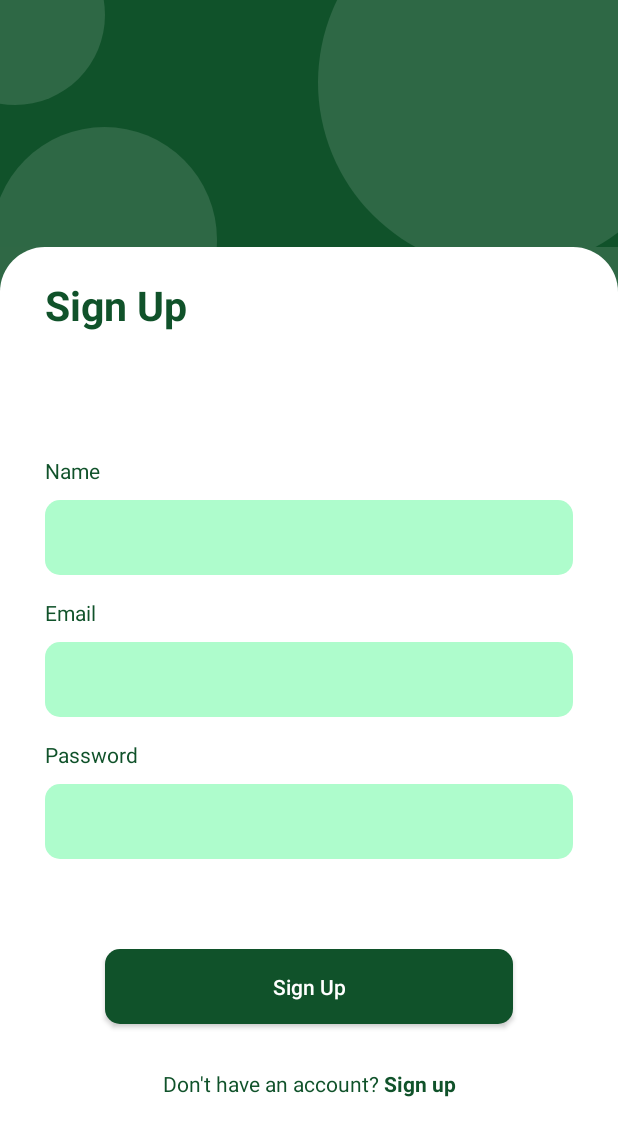
After one commit to taslimSpare/FarmerReg, an Android app: the SignupFragment screen opened through its navigation route, on a phone screen of 412 x 824 dp. The commit adds this screen. Shown: the top 1136 px of the screen. Run offline under Robolectric (Android 15) with nearby library versions, the phone set to English and light mode, and no system bars; our stand-ins replace data binding.

Commit message:
Created UI for splash and auth fragments

```diff
--- /dev/null
+++ b/app/src/main/java/com/amazon/app/farmerreg/view/fragments/SignupFragment.kt
@@ -0,0 +1,26 @@
+package com.amazon.app.farmerreg.view.fragments
+
+
+import android.os.Bundle
+import androidx.fragment.app.Fragment
+import android.view.LayoutInflater
+import android.view.View
+import android.view.ViewGroup
+
+import com.amazon.app.farmerreg.R
+
+/**
+ * A simple [Fragment] subclass.
+ */
+class SignupFragment : Fragment() {
+
+    override fun onCreateView(
+        inflater: LayoutInflater, container: ViewGroup?,
+        savedInstanceState: Bundle?
+    ): View? {
+        // Inflate the layout for this fragment
+        return inflater.inflate(R.layout.fragment_signup, container, false)
+    }
+
+
+}
--- /dev/null
+++ b/app/src/main/res/drawable/auth_content_background.xml
@@ -0,0 +1,13 @@
+<?xml version="1.0" encoding="utf-8"?>
+<shape
+    xmlns:android="http://schemas.android.com/apk/res/android"
+    android:shape="rectangle">
+
+    <solid
+        android:color="@color/app_white" />
+
+    <corners
+        android:topRightRadius="30dp"
+        android:topLeftRadius="30dp" />
+
+</shape>
--- /dev/null
+++ b/app/src/main/res/drawable/auth_edittext_box.xml
@@ -0,0 +1,15 @@
+<?xml version="1.0" encoding="utf-8"?>
+<shape
+    xmlns:android="http://schemas.android.com/apk/res/android"
+    android:shape="rectangle">
+
+    <solid
+        android:color="@color/app_light_green" />
+
+    <corners
+        android:topRightRadius="10dp"
+        android:topLeftRadius="10dp"
+        android:bottomRightRadius="10dp"
+        android:bottomLeftRadius="10dp"/>
+
+</shape>
--- /dev/null
+++ b/app/src/main/res/drawable/auth_header_circle.xml
@@ -0,0 +1,10 @@
+<?xml version="1.0" encoding="utf-8"?>
+<shape
+    xmlns:android="http://schemas.android.com/apk/res/android"
+    android:shape="oval">
+
+    <solid
+        android:color="#A4FFFFFF" />
+
+
+</shape>
--- /dev/null
+++ b/app/src/main/res/drawable/dark_green_button_background.xml
@@ -0,0 +1,15 @@
+<?xml version="1.0" encoding="utf-8"?>
+<shape
+    xmlns:android="http://schemas.android.com/apk/res/android"
+    android:shape="rectangle">
+
+    <solid
+        android:color="@color/app_dark_green" />
+
+    <corners
+        android:topRightRadius="10dp"
+        android:topLeftRadius="10dp"
+        android:bottomRightRadius="10dp"
+        android:bottomLeftRadius="10dp"/>
+
+</shape>
--- /dev/null
+++ b/app/src/main/res/layout/fragment_signup.xml
@@ -0,0 +1,212 @@
+<?xml version="1.0" encoding="utf-8"?>
+<layout xmlns:android="http://schemas.android.com/apk/res/android"
+    xmlns:tools="http://schemas.android.com/tools"
+    xmlns:app="http://schemas.android.com/apk/res-auto"
+    tools:context=".view.fragments.SignupFragment">
+
+
+    <androidx.constraintlayout.widget.ConstraintLayout
+        android:layout_width="match_parent"
+        android:layout_height="match_parent"
+        android:background="@color/app_dark_green">
+
+        <View
+            android:layout_width="match_parent"
+            android:layout_height="match_parent"
+            android:background="#A4FFFFFF"
+            android:alpha="0.2"
+            tools:ignore="UnusedAttribute" />
+
+        <RelativeLayout
+            android:layout_width="match_parent"
+            android:layout_height="0dp"
+            android:id="@+id/top"
+            android:background="@color/app_dark_green"
+            app:layout_constraintVertical_weight="0.20"
+            app:layout_constraintTop_toTopOf="parent"
+            app:layout_constraintBottom_toTopOf="@+id/bottom">
+
+            <ImageView
+                android:layout_width="120dp"
+                android:layout_height="120dp"
+                android:alpha="0.2"
+                android:layout_alignParentStart="true"
+                android:layout_marginStart="-50dp"
+                android:layout_marginTop="-50dp"
+                android:src="@drawable/auth_header_circle"
+                tools:ignore="ContentDescription,UnusedAttribute" />
+
+            <ImageView
+                android:layout_width="250dp"
+                android:layout_height="250dp"
+                android:alpha="0.2"
+                android:layout_alignParentEnd="true"
+                android:layout_marginEnd="-50dp"
+                android:layout_marginTop="-70dp"
+                android:layout_marginBottom="-70dp"
+                android:src="@drawable/auth_header_circle"
+                tools:ignore="ContentDescription,UnusedAttribute"/>
+
+            <ImageView
+                android:layout_width="150dp"
+                android:layout_height="150dp"
+                android:alpha="0.2"
+                android:layout_alignParentStart="true"
+                android:layout_alignParentBottom="true"
+                android:layout_marginStart="-5dp"
+                android:layout_marginBottom="-70dp"
+                android:src="@drawable/auth_header_circle"
+                tools:ignore="ContentDescription,,UnusedAttribute"/>
+
+        </RelativeLayout>
+
+
+        <androidx.constraintlayout.widget.ConstraintLayout
+            android:layout_width="match_parent"
+            android:layout_height="0dp"
+            android:id="@+id/bottom"
+            android:background="@drawable/auth_content_background"
+            app:layout_constraintVertical_weight="0.80"
+            app:layout_constraintTop_toBottomOf="@+id/top"
+            app:layout_constraintBottom_toBottomOf="parent">
+
+            <TextView
+                android:layout_width="match_parent"
+                android:layout_height="wrap_content"
+                android:id="@+id/tv_big_sign_in"
+                android:text="@string/sign_up"
+                android:textColor="@color/app_dark_green"
+                android:textStyle="bold"
+                android:textSize="27sp"
+                android:layout_marginTop="20dp"
+                android:layout_marginStart="30dp"
+                android:layout_marginEnd="30dp"
+                app:layout_constraintTop_toTopOf="parent"
+                app:layout_constraintStart_toStartOf="parent"/>
+
+
+            <TextView
+                android:layout_width="wrap_content"
+                android:layout_height="wrap_content"
+                android:id="@+id/tv_name"
+                android:text="@string/name"
+                android:textColor="@color/app_dark_green"
+                app:layout_constraintVertical_chainStyle="packed"
+                app:layout_constraintStart_toStartOf="@+id/tv_big_sign_in"
+                app:layout_constraintTop_toBottomOf="@+id/tv_big_sign_in"
+                app:layout_constraintBottom_toTopOf="@+id/et_name"/>
+
+            <EditText
+                android:layout_width="0dp"
+                android:layout_height="50dp"
+                android:id="@+id/et_name"
+                android:padding="7dp"
+                android:singleLine="true"
+                android:textColor="@color/app_black"
+                android:inputType="textPersonName"
+                android:background="@drawable/auth_edittext_box"
+                android:layout_marginTop="10dp"
+                app:layout_constraintStart_toStartOf="@id/tv_big_sign_in"
+                app:layout_constraintEnd_toEndOf="@id/tv_big_sign_in"
+                app:layout_constraintTop_toBottomOf="@id/tv_name"
+                app:layout_constraintBottom_toTopOf="@+id/tv_email"
+                android:importantForAutofill="no"
+                tools:ignore="LabelFor,UnusedAttribute" />
+
+
+            <TextView
+                android:layout_width="wrap_content"
+                android:layout_height="wrap_content"
+                android:id="@+id/tv_email"
+                android:text="@string/email"
+                android:textColor="@color/app_dark_green"
+                android:layout_marginTop="15dp"
+                app:layout_constraintStart_toStartOf="@+id/tv_big_sign_in"
+                app:layout_constraintTop_toBottomOf="@+id/et_name"
+                app:layout_constraintBottom_toTopOf="@+id/et_email"/>
+
+            <EditText
+                android:layout_width="0dp"
+                android:layout_height="50dp"
+                android:id="@+id/et_email"
+                android:padding="7dp"
+                android:singleLine="true"
+                android:textColor="@color/app_black"
+                android:inputType="textEmailAddress"
+                android:background="@drawable/auth_edittext_box"
+                android:layout_marginTop="10dp"
+                app:layout_constraintStart_toStartOf="@id/tv_big_sign_in"
+                app:layout_constraintEnd_toEndOf="@id/tv_big_sign_in"
+                app:layout_constraintTop_toBottomOf="@id/tv_email"
+                app:layout_constraintBottom_toTopOf="@+id/tv_password"
+                android:importantForAutofill="no"
+                tools:ignore="LabelFor,UnusedAttribute" />
+
+
+            <TextView
+                android:layout_width="wrap_content"
+                android:layout_height="wrap_content"
+                android:id="@+id/tv_password"
+                android:text="@string/password"
+                android:textColor="@color/app_dark_green"
+                android:layout_marginTop="15dp"
+                app:layout_constraintStart_toStartOf="@+id/tv_big_sign_in"
+                app:layout_constraintTop_toBottomOf="@+id/et_email"
+                app:layout_constraintBottom_toTopOf="@+id/et_password"/>
+
+            <EditText
+                android:layout_width="0dp"
+                android:layout_height="50dp"
+                android:id="@+id/et_password"
+                android:singleLine="true"
+                android:padding="7dp"
+                android:inputType="textPassword"
+                android:textColor="@color/app_black"
+                android:background="@drawable/auth_edittext_box"
+                android:layout_marginTop="10dp"
+                app:layout_constraintStart_toStartOf="@id/tv_big_sign_in"
+                app:layout_constraintEnd_toEndOf="@id/tv_big_sign_in"
+                app:layout_constraintTop_toBottomOf="@id/tv_password"
+                app:layout_constraintBottom_toTopOf="@+id/btn_sign_up"
+                android:importantForAutofill="no"
+                tools:ignore="LabelFor,UnusedAttribute" />
+
+            <Button
+                android:layout_width="match_parent"
+                android:layout_height="50dp"
+                android:background="@drawable/dark_green_button_background"
+                android:id="@+id/btn_sign_up"
+                android:layout_marginStart="70dp"
+                android:layout_marginEnd="70dp"
+                android:layout_marginTop="60dp"
+                android:text="@string/sign_up"
+                android:textColor="@color/app_white"
+                android:textAllCaps="false"
+                app:layout_constraintStart_toStartOf="@id/tv_big_sign_in"
+                app:layout_constraintEnd_toEndOf="@+id/tv_big_sign_in"
+                app:layout_constraintTop_toBottomOf="@+id/et_password"
+                app:layout_constraintBottom_toTopOf="@+id/switch_to_sign_up"
+                tools:ignore="UnusedAttribute" />
+
+
+            <TextView
+                android:layout_width="wrap_content"
+                android:layout_height="wrap_content"
+                android:id="@+id/switch_to_sign_up"
+                android:text="@string/switch_to_sign_up"
+                android:textColor="@color/app_dark_green"
+                android:padding="10dp"
+                android:layout_marginTop="20dp"
+                app:layout_constraintStart_toStartOf="parent"
+                app:layout_constraintEnd_toEndOf="parent"
+                app:layout_constraintTop_toBottomOf="@+id/btn_sign_up"
+                app:layout_constraintBottom_toBottomOf="parent"/>
+
+
+        </androidx.constraintlayout.widget.ConstraintLayout>
+
+
+    </androidx.constraintlayout.widget.ConstraintLayout>
+
+
+</layout>
--- a/app/src/main/res/navigation/nav_graph.xml
+++ b/app/src/main/res/navigation/nav_graph.xml
@@ -11,6 +11,16 @@
         android:name="com.amazon.app.farmerreg.view.fragments.SplashFragment"
         android:label="fragment_splash"
         tools:layout="@layout/fragment_splash" />
+    <fragment
+        android:id="@+id/loginFragment"
+        android:name="com.amazon.app.farmerreg.view.fragments.LoginFragment"
+        android:label="fragment_login"
+        tools:layout="@layout/fragment_login" />
+    <fragment
+        android:id="@+id/signupFragment"
+        android:name="com.amazon.app.farmerreg.view.fragments.SignupFragment"
+        android:label="fragment_signup"
+        tools:layout="@layout/fragment_signup" />
 
 
 </navigation>
--- a/app/src/main/res/values/colors.xml
+++ b/app/src/main/res/values/colors.xml
@@ -2,10 +2,12 @@
 <resources>
     <color name="colorPrimary">#008577</color>
     <color name="colorPrimaryDark">#00574B</color>
-    <color name="colorAccent">#D81B60</color>
+    <color name="colorAccent">#FFFFFF</color>
 
     <color name="app_white">#FFFFFF</color>
-    <color name="app_light_green">#1d8738</color>
+    <color name="app_black">#000000</color>
+
+    <color name="app_light_green">#AEFCCC</color>
     <color name="app_dark_green">#10522a</color>
 
 
--- a/app/src/main/res/values/strings.xml
+++ b/app/src/main/res/values/strings.xml
@@ -1,6 +1,24 @@
 <resources>
     <string name="app_name">FarmerReg</string>
 
+
+    <string name="next">Next</string>
+    <string name="skip">Skip</string>
+    <string name="sign_up">Sign Up</string>
+    <string name="sign_in">Sign In</string>
+
+    <string name="email">Email</string>
+    <string name="name">Name</string>
+    <string name="phone_number">Phone number</string>
+    <string name="password">Password</string>
+    <string name="confirm_password">Confirm password</string>
+
+    <string name="forgot_password">Forgot password?</string>
+    <string name="reset_password">Reset password</string>
+    <string name="switch_to_sign_up">Don\'t have an account? <b>Sign up</b></string>
+    <string name="switch_to_sign_in">Have an account? <b>Sign in</b></string>
+
     <!-- TODO: Remove or change this placeholder text -->
     <string name="hello_blank_fragment">Hello blank fragment</string>
+
 </resources>
```
Also changed, not shown: app/src/main/java/com/amazon/app/farmerreg/view/fragments/LoginFragment.kt (added, +26 -0 lines), app/src/main/res/layout/fragment_login.xml (added, +183 -0 lines), app/src/main/res/layout/fragment_splash.xml (+18 -13 lines), app/src/main/res/drawable/farmer.png (added).
